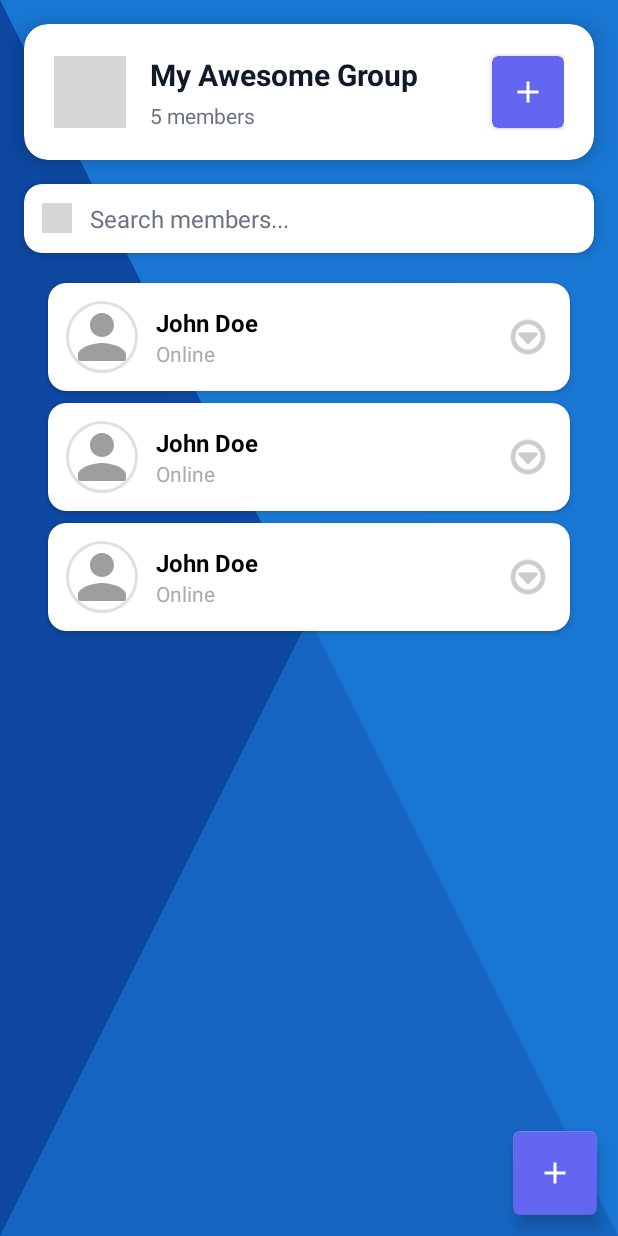
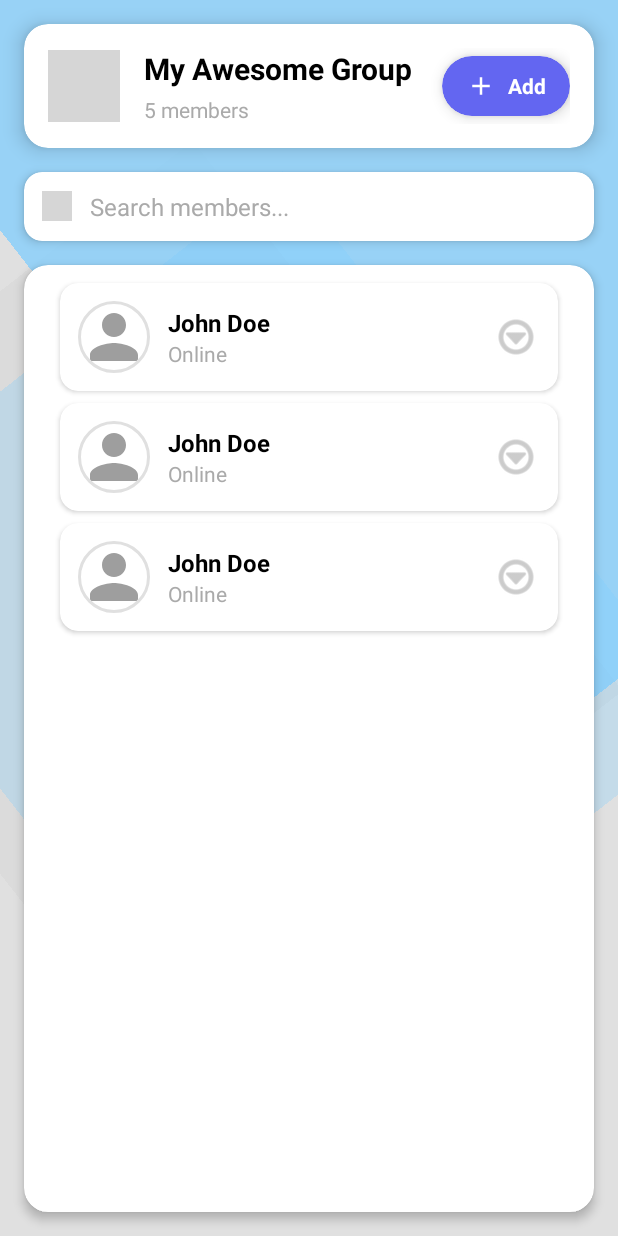
Before and after one commit to phu142857/chatappJava-NodejsServer, an Android app: the layout activity_group_members.xml on its own in the app's theme, with its tools: preview values and no code run, on a phone screen of 412 x 824 dp. Run offline under Robolectric (Android 15) with nearby library versions, the phone set to English and light mode, and no system bars; grey boxes are pictures that could not be loaded.

Commit message:
update design

```diff
--- a/Client/app/src/main/java/com/example/chatappjava/ui/theme/GroupMembersActivity.java
+++ b/Client/app/src/main/java/com/example/chatappjava/ui/theme/GroupMembersActivity.java
@@ -66,7 +66,6 @@ public class GroupMembersActivity extends AppCompatActivity implements GroupMemb
         ivAddMember = findViewById(R.id.iv_add_member);
         rvMembers = findViewById(R.id.rv_members);
         btnAddMember = findViewById(R.id.btn_add_member);
-        fabAddMember = findViewById(R.id.fab_add_member);
     }
 
     private void initData() {
@@ -75,7 +74,6 @@ public class GroupMembersActivity extends AppCompatActivity implements GroupMemb
         avatarManager = AvatarManager.getInstance(this);
         members = new ArrayList<>();
 
-        // Get chat data from intent
         Intent intent = getIntent();
         if (intent.hasExtra("chat")) {
             try {
@@ -92,13 +90,8 @@ public class GroupMembersActivity extends AppCompatActivity implements GroupMemb
     }
 
     private void setupClickListeners() {
-        // Back button
         ivBack.setOnClickListener(v -> finish());
-
-        // Add member buttons
         btnAddMember.setOnClickListener(v -> showAddMemberDialog());
-        fabAddMember.setOnClickListener(v -> showAddMemberDialog());
-        ivAddMember.setOnClickListener(v -> showAddMemberDialog());
     }
 
     private void setupRecyclerView() {
@@ -113,19 +106,14 @@ public class GroupMembersActivity extends AppCompatActivity implements GroupMemb
         tvGroupName.setText(currentChat.getName());
         tvMemberCount.setText(currentChat.getParticipantCount() + " members");
 
-        // Load group avatar if available
         if (currentChat.getAvatar() != null && !currentChat.getAvatar().isEmpty()) {
-            // Construct full URL for group avatar
             String avatarUrl = currentChat.getAvatar();
             if (!avatarUrl.startsWith("http")) {
                 avatarUrl = "http://" + com.example.chatappjava.config.ServerConfig.getServerIp() +
                            ":" + com.example.chatappjava.config.ServerConfig.getServerPort() + avatarUrl;
             }
-            // Note: We would need to add an ImageView for group avatar in the layout
-            // For now, just show a placeholder message
         }
 
-        // Fetch member details from the server
         fetchGroupMembers();
     }
 
--- a/Client/app/src/main/res/layout/activity_group_members.xml
+++ b/Client/app/src/main/res/layout/activity_group_members.xml
@@ -4,16 +4,51 @@
     xmlns:tools="http://schemas.android.com/tools"
     android:layout_width="match_parent"
     android:layout_height="match_parent"
-    android:background="@drawable/background_pattern"
+    android:background="#E0E0E0"
     android:fitsSystemWindows="true">
+
+    <!-- Background geometric shapes (same style as Home) -->
+    <View
+        android:layout_width="465dp"
+        android:layout_height="402dp"
+        android:rotation="52"
+        android:alpha="0.71"
+        android:background="#D9D9D9"
+        android:layout_marginStart="-120dp"
+        android:layout_marginTop="200dp"
+        app:layout_constraintStart_toStartOf="parent"
+        app:layout_constraintTop_toTopOf="parent" />
+
+    <View
+        android:layout_width="465dp"
+        android:layout_height="402dp"
+        android:rotation="52"
+        android:alpha="0.29"
+        android:background="#7BCCFF"
+        android:layout_marginStart="-60dp"
+        android:layout_marginTop="220dp"
+        app:layout_constraintStart_toStartOf="parent"
+        app:layout_constraintTop_toTopOf="parent" />
+
+    <View
+        android:layout_width="715dp"
+        android:layout_height="441dp"
+        android:rotation="52"
+        android:alpha="0.71"
+        android:background="#7BCCFF"
+        android:layout_marginEnd="-200dp"
+        android:layout_marginTop="-100dp"
+        app:layout_constraintEnd_toEndOf="parent"
+        app:layout_constraintTop_toTopOf="parent" />
 
     <!-- Header Card -->
     <androidx.cardview.widget.CardView
         android:id="@+id/header_card"
         android:layout_width="0dp"
         android:layout_height="wrap_content"
-        android:layout_marginHorizontal="16dp"
+        android:layout_marginStart="16dp"
         android:layout_marginTop="16dp"
+        android:layout_marginEnd="16dp"
         app:cardCornerRadius="16dp"
         app:cardElevation="8dp"
         app:layout_constraintTop_toTopOf="parent"
@@ -24,10 +59,9 @@
             android:layout_width="match_parent"
             android:layout_height="wrap_content"
             android:orientation="horizontal"
-            android:padding="20dp"
+            android:padding="16dp"
             android:gravity="center_vertical">
 
-            <!-- Back Button -->
             <ImageView
                 android:id="@+id/iv_back"
                 android:layout_width="48dp"
@@ -36,10 +70,9 @@
                 android:background="?attr/selectableItemBackgroundBorderless"
                 android:padding="12dp"
                 app:tint="@color/primary_color"
-                android:contentDescription="@string/back"
+                android:contentDescription="Back"
                 android:layout_marginEnd="16dp" />
 
-            <!-- Group Info -->
             <LinearLayout
                 android:layout_width="0dp"
                 android:layout_height="wrap_content"
@@ -51,7 +84,7 @@
                     android:id="@+id/tv_group_name"
                     android:layout_width="wrap_content"
                     android:layout_height="wrap_content"
-                    android:textColor="@color/text_primary"
+                    android:textColor="@android:color/black"
                     android:textSize="20sp"
                     android:textStyle="bold"
                     android:maxLines="1"
@@ -62,30 +95,47 @@
                     android:id="@+id/tv_member_count"
                     android:layout_width="wrap_content"
                     android:layout_height="wrap_content"
-                    android:textColor="@color/text_secondary"
+                    android:textColor="@android:color/darker_gray"
                     android:textSize="14sp"
                     android:layout_marginTop="4dp"
                     tools:text="5 members" />
 
             </LinearLayout>
 
-            <!-- Add Member Button -->
+            <!-- Redesigned Add Member Button -->
             <androidx.cardview.widget.CardView
                 android:id="@+id/btn_add_member"
-                android:layout_width="48dp"
-                android:layout_height="48dp"
-                app:cardCornerRadius="4dp"
-                app:cardElevation="5dp"
-                android:backgroundTint="@color/border_focus">
+                android:layout_width="wrap_content"
+                android:layout_height="40dp"
+                android:layout_marginStart="8dp"
+                app:cardCornerRadius="20dp"
+                app:cardElevation="6dp"
+                android:backgroundTint="@color/primary_color">
 
-                <ImageView
-                    android:id="@+id/iv_add_member"
-                    android:layout_width="24dp"
-                    android:layout_height="wrap_content"
-                    android:layout_gravity="center"
-                    android:contentDescription="Add member"
-                    android:src="@drawable/ic_add"
-                    app:tint="@android:color/white" />
+                <LinearLayout
+                    android:layout_width="wrap_content"
+                    android:layout_height="match_parent"
+                    android:orientation="horizontal"
+                    android:gravity="center"
+                    android:paddingStart="16dp"
+                    android:paddingEnd="16dp">
+
+                    <ImageView
+                        android:id="@+id/iv_add_member"
+                        android:layout_width="20dp"
+                        android:layout_height="20dp"
+                        android:layout_marginEnd="8dp"
+                        android:src="@drawable/ic_add"
+                        app:tint="@android:color/white" />
+
+                    <TextView
+                        android:id="@+id/tv_add_label"
+                        android:layout_width="wrap_content"
+                        android:layout_height="wrap_content"
+                        android:text="Add"
+                        android:textColor="@android:color/white"
+                        android:textStyle="bold" />
+                </LinearLayout>
 
             </androidx.cardview.widget.CardView>
 
@@ -98,8 +148,9 @@
         android:id="@+id/search_card"
         android:layout_width="0dp"
         android:layout_height="wrap_content"
-        android:layout_marginHorizontal="16dp"
+        android:layout_marginStart="16dp"
         android:layout_marginTop="16dp"
+        android:layout_marginEnd="16dp"
         app:cardCornerRadius="12dp"
         app:cardElevation="4dp"
         app:layout_constraintTop_toBottomOf="@id/header_card"
@@ -117,7 +168,7 @@
                 android:layout_width="20dp"
                 android:layout_height="20dp"
                 android:src="@drawable/ic_search"
-                app:tint="@color/text_secondary"
+                app:tint="@android:color/darker_gray"
                 android:layout_marginEnd="12dp" />
 
             <EditText
@@ -127,7 +178,7 @@
                 android:layout_weight="1"
                 android:hint="Search members..."
                 android:textSize="16sp"
-                android:textColorHint="@color/text_secondary"
+                android:textColorHint="@android:color/darker_gray"
                 android:background="@null"
                 android:inputType="text" />
 
@@ -135,20 +186,33 @@
 
     </androidx.cardview.widget.CardView>
 
-    <!-- Members List -->
-    <androidx.recyclerview.widget.RecyclerView
-        android:id="@+id/rv_members"
+    <!-- Members container bar (wrap all items) -->
+    <androidx.cardview.widget.CardView
+        android:id="@+id/members_card"
         android:layout_width="0dp"
         android:layout_height="0dp"
+        android:layout_marginStart="16dp"
         android:layout_marginTop="16dp"
-        android:paddingHorizontal="16dp"
-        android:clipToPadding="false"
-        android:scrollbars="vertical"
+        android:layout_marginEnd="16dp"
+        android:layout_marginBottom="16dp"
+        app:cardCornerRadius="16dp"
+        app:cardElevation="4dp"
+        android:backgroundTint="@android:color/white"
         app:layout_constraintTop_toBottomOf="@id/search_card"
         app:layout_constraintStart_toStartOf="parent"
         app:layout_constraintEnd_toEndOf="parent"
-        app:layout_constraintBottom_toBottomOf="parent"
-        tools:listitem="@layout/item_group_member" />
+        app:layout_constraintBottom_toBottomOf="parent">
+
+        <androidx.recyclerview.widget.RecyclerView
+            android:id="@+id/rv_members"
+            android:layout_width="match_parent"
+            android:layout_height="match_parent"
+            android:clipToPadding="false"
+            android:padding="8dp"
+            android:scrollbars="vertical"
+            tools:listitem="@layout/item_group_member" />
+
+    </androidx.cardview.widget.CardView>
 
     <!-- Empty State -->
     <LinearLayout
@@ -158,23 +222,23 @@
         android:orientation="vertical"
         android:gravity="center"
         android:visibility="gone"
-        app:layout_constraintTop_toTopOf="@id/rv_members"
-        app:layout_constraintBottom_toBottomOf="@id/rv_members"
-        app:layout_constraintStart_toStartOf="@id/rv_members"
-        app:layout_constraintEnd_toEndOf="@id/rv_members">
+        app:layout_constraintTop_toTopOf="@id/members_card"
+        app:layout_constraintBottom_toBottomOf="@id/members_card"
+        app:layout_constraintStart_toStartOf="@id/members_card"
+        app:layout_constraintEnd_toEndOf="@id/members_card">
 
         <ImageView
             android:layout_width="80dp"
             android:layout_height="80dp"
             android:src="@drawable/ic_group_empty"
-            app:tint="@color/text_secondary"
+            app:tint="@android:color/darker_gray"
             android:layout_marginBottom="16dp" />
 
         <TextView
             android:layout_width="wrap_content"
             android:layout_height="wrap_content"
             android:text="No members found"
-            android:textColor="@color/text_secondary"
+            android:textColor="@android:color/darker_gray"
             android:textSize="16sp"
             android:layout_marginBottom="8dp" />
 
@@ -182,24 +246,9 @@
             android:layout_width="wrap_content"
             android:layout_height="wrap_content"
             android:text="Add members to get started"
-            android:textColor="@color/text_secondary"
+            android:textColor="@android:color/darker_gray"
             android:textSize="14sp" />
 
     </LinearLayout>
 
-    <!-- Floating Action Button for Add Member -->
-    <com.google.android.material.floatingactionbutton.FloatingActionButton
-        android:id="@+id/fab_add_member"
-        android:layout_width="wrap_content"
-        android:layout_height="wrap_content"
-        android:layout_margin="14dp"
-        android:src="@drawable/ic_add"
-        app:backgroundTint="@color/primary_color"
-        app:tint="@android:color/white"
-        app:layout_constraintBottom_toBottomOf="parent"
-        app:layout_constraintEnd_toEndOf="parent"
-        app:fabSize="normal"
-        app:shapeAppearanceOverlay="@style/Widget.AppCompat.CompoundButton.Switch"
-        android:contentDescription="Add member" />
-
 </androidx.constraintlayout.widget.ConstraintLayout>
--- a/Client/app/src/main/res/values/themes.xml
+++ b/Client/app/src/main/res/values/themes.xml
@@ -2,12 +2,12 @@
     <!-- Base application theme. -->
     <style name="Theme.ChatAppJava" parent="Theme.MaterialComponents.DayNight.NoActionBar">
         <!-- Primary brand color. -->
-        <item name="colorPrimary">@color/purple_500</item>
-        <item name="colorPrimaryVariant">@color/purple_700</item>
+        <item name="colorPrimary">#0E394B</item>
+        <item name="colorPrimaryVariant">#7BCCFF</item>
         <item name="colorOnPrimary">@color/white</item>
         <!-- Secondary brand color. -->
-        <item name="colorSecondary">@color/teal_200</item>
-        <item name="colorSecondaryVariant">@color/teal_700</item>
+        <item name="colorSecondary">#7BCCFF</item>
+        <item name="colorSecondaryVariant">#7BCCFF</item>
         <item name="colorOnSecondary">@color/black</item>
         <!-- Status bar color. -->
         <item name="android:statusBarColor">?attr/colorPrimaryVariant</item>
```
